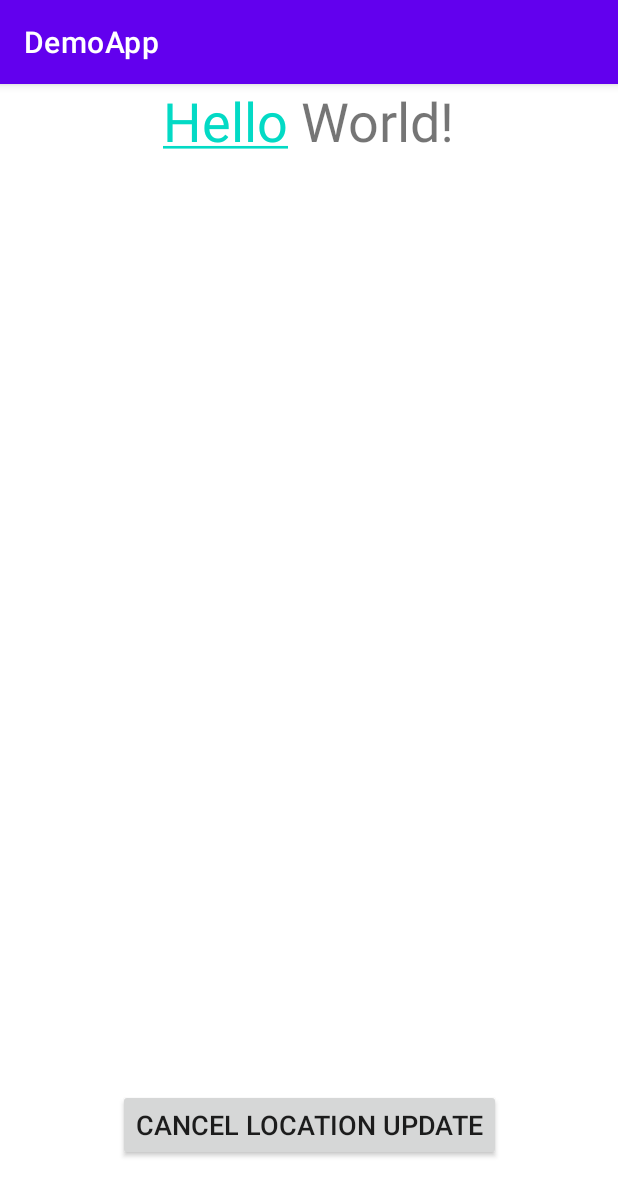
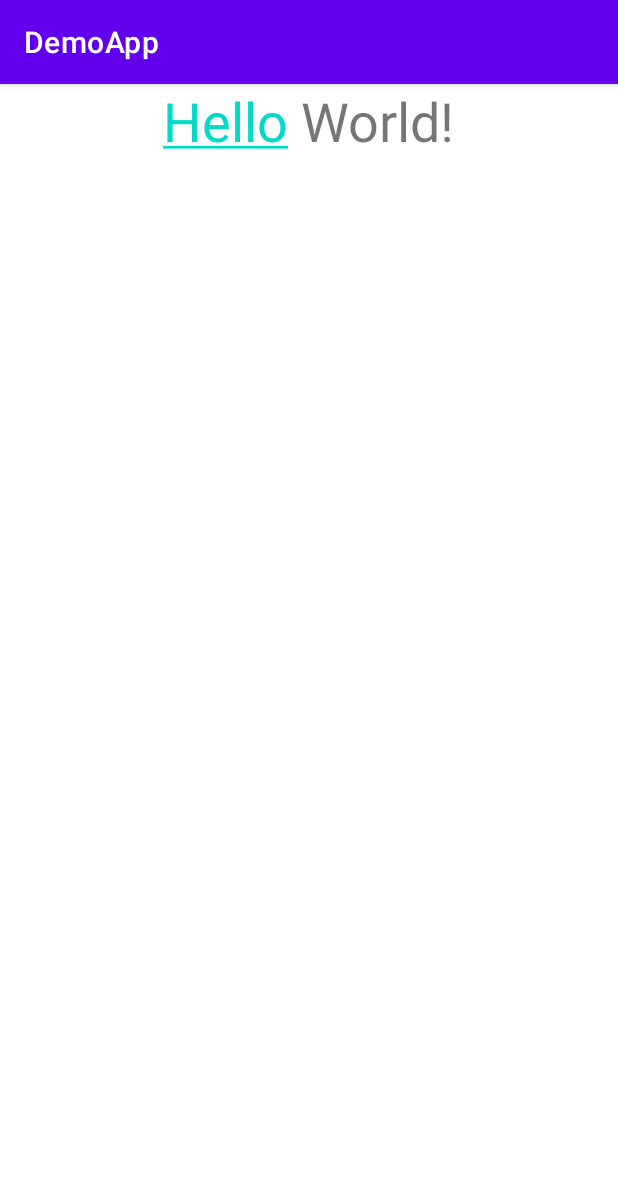
Before and after one commit to chineizo/demo_app, an Android app: the screen it shows after launch (MainActivity), on a phone screen of 412 x 824 dp. Shown: the top 1196 px of the screen. Run offline under Robolectric (Android 15) with nearby library versions, the phone set to English and light mode, and no system bars; our stand-ins replace Timber.

Commit message:
Remove unused code

```diff
--- a/app/src/main/java/com/test/demoapp/MainFragment.kt
+++ b/app/src/main/java/com/test/demoapp/MainFragment.kt
@@ -1,7 +1,5 @@
 package com.test.demoapp
 
-import android.content.Context
-import android.content.Intent
 import android.graphics.Color
 import android.os.Bundle
 import android.text.SpannableString
@@ -13,7 +11,6 @@ import android.view.View
 import android.view.ViewGroup
 import android.widget.TextView
 import android.widget.Toast
-import androidx.appcompat.widget.AppCompatButton
 import androidx.fragment.app.Fragment
 
 class MainFragment : Fragment() {
@@ -29,17 +26,6 @@ class MainFragment : Fragment() {
     override fun onViewCreated(view: View, savedInstanceState: Bundle?) {
         super.onViewCreated(view, savedInstanceState)
         setSpannableToView(view)
-        view.findViewById<AppCompatButton>(R.id.cancelLocationUpdateButton).setOnClickListener {
-            stopBootCompleteService(requireContext())
-        }
-    }
-
-
-    private fun stopBootCompleteService(context: Context) {
-        Intent(context, BootCompleteService::class.java).apply {
-            action = BootCompleteService.ACTION_STOP
-            context.startService(this)
-        }
     }
 
     private fun setSpannableToView(view: View) {
--- a/app/src/main/res/layout/main_fragment.xml
+++ b/app/src/main/res/layout/main_fragment.xml
@@ -14,15 +14,4 @@
         app:layout_constraintStart_toStartOf="parent"
         app:layout_constraintTop_toTopOf="parent" />
 
-    <androidx.appcompat.widget.AppCompatButton
-        android:id="@+id/cancelLocationUpdateButton"
-        android:layout_width="wrap_content"
-        android:layout_height="wrap_content"
-        android:layout_marginBottom="50dp"
-        android:text="@string/cancel_location_update"
-        android:textSize="18sp"
-        app:layout_constraintBottom_toBottomOf="parent"
-        app:layout_constraintEnd_toEndOf="parent"
-        app:layout_constraintStart_toStartOf="parent" />
-
 </androidx.constraintlayout.widget.ConstraintLayout>
```
